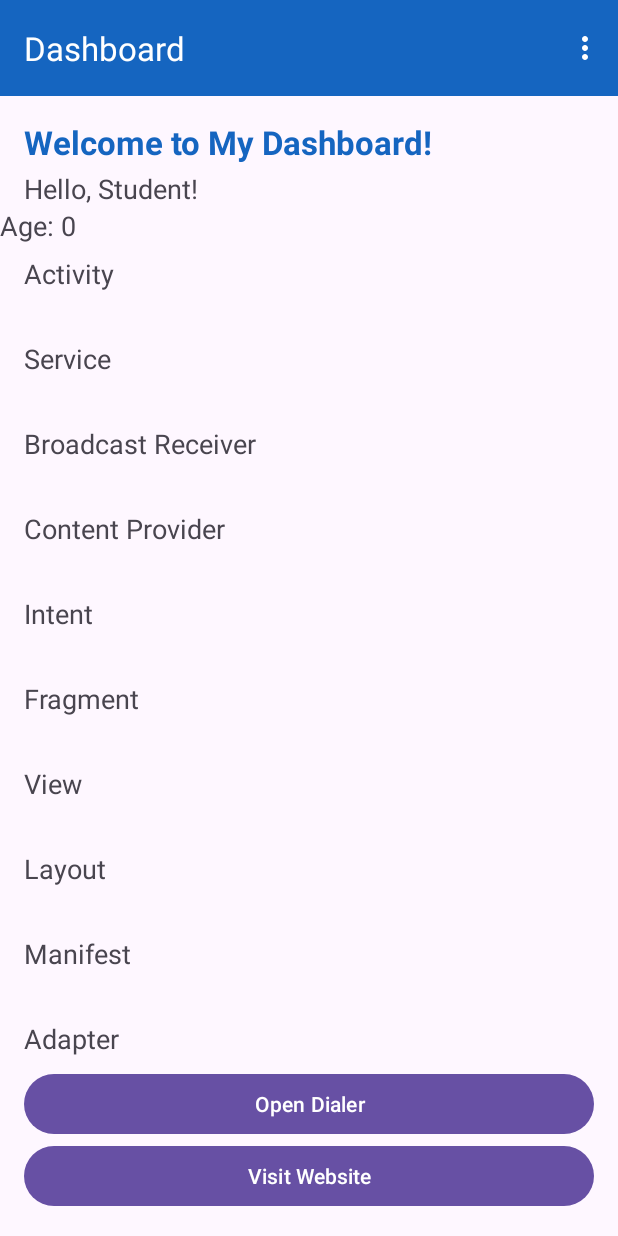
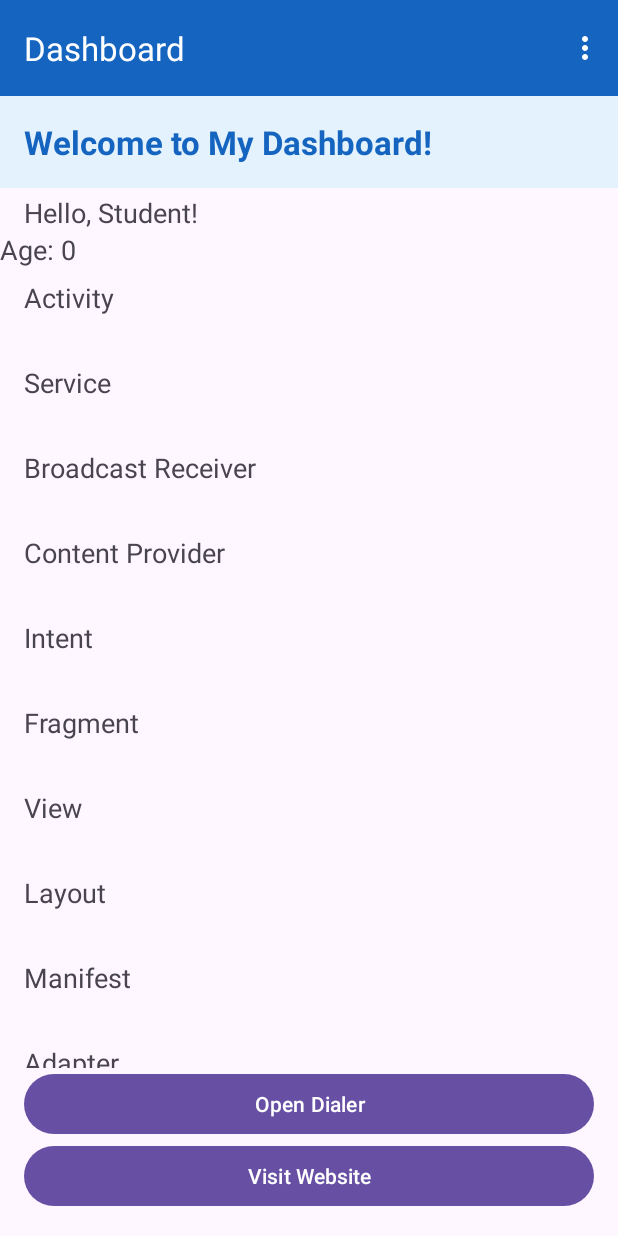
Before and after one commit to DhananjanaB/Lab-02-Android, an Android app: the DashboardActivity screen opened directly, with no data from a screen before it, on a phone screen of 412 x 824 dp. Run offline under Robolectric (Android 15) with nearby library versions, the phone set to English and light mode, and no system bars.

Commit message:
Part 1: Fragments and Static Addition

```diff
--- /dev/null
+++ b/app/src/main/java/com/example/uidesignlab/HeaderFragment.java
@@ -0,0 +1,48 @@
+
+package com.example.uidesignlab;
+
+import android.content.Context;
+import android.os.Bundle;
+import android.util.Log;
+import android.view.LayoutInflater;
+import android.view.View;
+import android.view.ViewGroup;
+
+import androidx.annotation.NonNull;
+import androidx.annotation.Nullable;
+import androidx.fragment.app.Fragment;
+
+public class HeaderFragment extends Fragment {
+
+    private static final String TAG = "LifecycleTracker";
+
+    public HeaderFragment() {
+
+    }
+
+    @Override
+    public void onAttach(@NonNull Context context) {
+        super.onAttach(context);
+        Log.d(TAG, "Header onAttach");
+    }
+
+    @Override
+    public View onCreateView(@NonNull LayoutInflater inflater,
+                             @Nullable ViewGroup container,
+                             @Nullable Bundle savedInstanceState) {
+
+        Log.d(TAG, "Header onCreateView");
+
+        return inflater.inflate(
+                R.layout.fragment_header,
+                container,
+                false
+        );
+    }
+
+    @Override
+    public void onDestroyView() {
+        super.onDestroyView();
+        Log.d(TAG, "Header onDestroyView");
+    }
+}
--- a/app/src/main/res/layout/activity_dashboard.xml
+++ b/app/src/main/res/layout/activity_dashboard.xml
@@ -17,18 +17,15 @@
         app:layout_constraintStart_toStartOf="parent"
         app:layout_constraintEnd_toEndOf="parent" />
 
-    <TextView
-        android:id="@+id/txtWelcome"
-        android:layout_width="wrap_content"
+    <!-- Static Header Fragment -->
+    <androidx.fragment.app.FragmentContainerView
+        android:id="@+id/header_container"
+        android:name="com.example.uidesignlab.HeaderFragment"
+        android:layout_width="0dp"
         android:layout_height="wrap_content"
-        android:layout_marginStart="16dp"
-        android:layout_marginTop="16dp"
-        android:text="@string/welcome_message"
-        android:textColor="@color/my_custom_color"
-        android:textSize="22sp"
-        android:textStyle="bold"
         app:layout_constraintTop_toBottomOf="@id/toolbar"
-        app:layout_constraintStart_toStartOf="parent" />
+        app:layout_constraintStart_toStartOf="parent"
+        app:layout_constraintEnd_toEndOf="parent" />
 
     <TextView
         android:id="@+id/txtUserName"
@@ -37,7 +34,7 @@
         android:layout_marginStart="16dp"
         android:layout_marginTop="4dp"
         android:textSize="18sp"
-        app:layout_constraintTop_toBottomOf="@id/txtWelcome"
+        app:layout_constraintTop_toBottomOf="@id/header_container"
         app:layout_constraintStart_toStartOf="parent" />
 
     <TextView
--- /dev/null
+++ b/app/src/main/res/layout/fragment_header.xml
@@ -0,0 +1,18 @@
+<?xml version="1.0" encoding="utf-8"?>
+<LinearLayout xmlns:android="http://schemas.android.com/apk/res/android"
+    android:layout_width="match_parent"
+    android:layout_height="wrap_content"
+    android:orientation="vertical"
+    android:background="@color/header_background"
+    android:padding="16dp">
+
+    <TextView
+        android:id="@+id/txtHeaderTitle"
+        android:layout_width="wrap_content"
+        android:layout_height="wrap_content"
+        android:text="@string/welcome_message"
+        android:textColor="@color/my_custom_color"
+        android:textSize="22sp"
+        android:textStyle="bold" />
+
+</LinearLayout>
--- a/app/src/main/res/values/colors.xml
+++ b/app/src/main/res/values/colors.xml
@@ -1,4 +1,8 @@
 <?xml version="1.0" encoding="utf-8"?>
 <resources>
     <color name="my_custom_color">#1565C0</color>
+
+    <color name="header_background">#E3F2FD</color>
+    <color name="detail_background">#FFF3E0</color>
+
 </resources>
--- a/app/src/main/res/values/strings.xml
+++ b/app/src/main/res/values/strings.xml
@@ -10,4 +10,6 @@
     <string name="menu_settings">Settings</string>
     <string name="menu_logout">Logout</string>
     <string name="visit_website">Visit Website</string>
+    <!-- TODO: Remove or change this placeholder text -->
+    <string name="hello_blank_fragment">Hello blank fragment</string>
 </resources>
```
